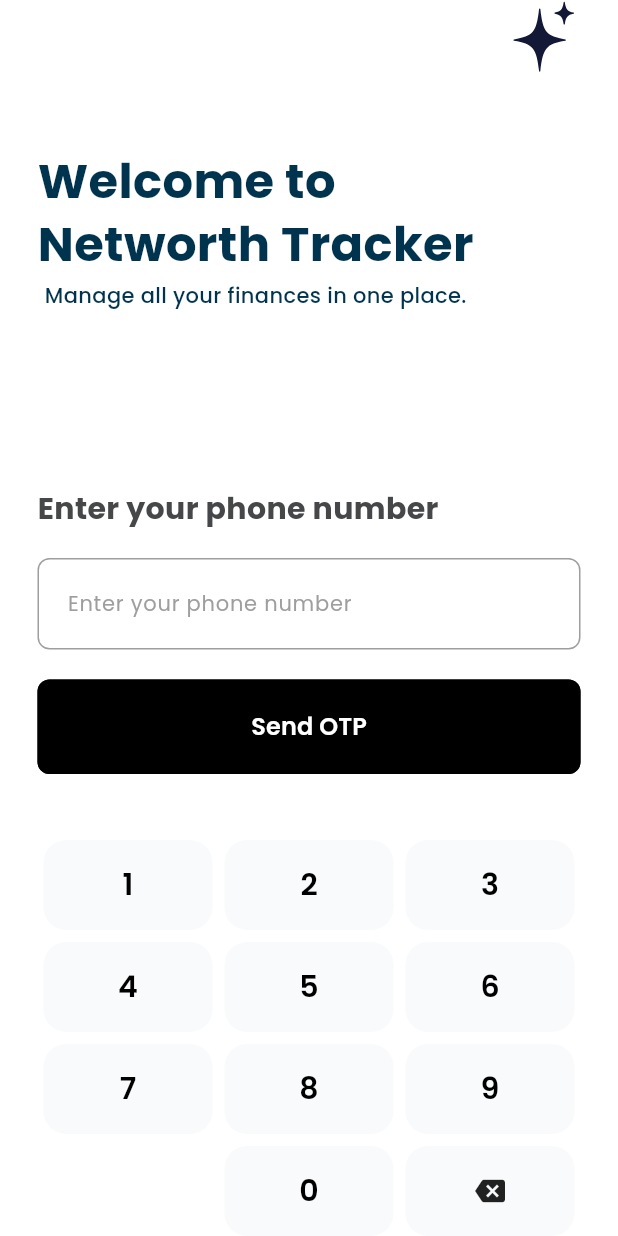
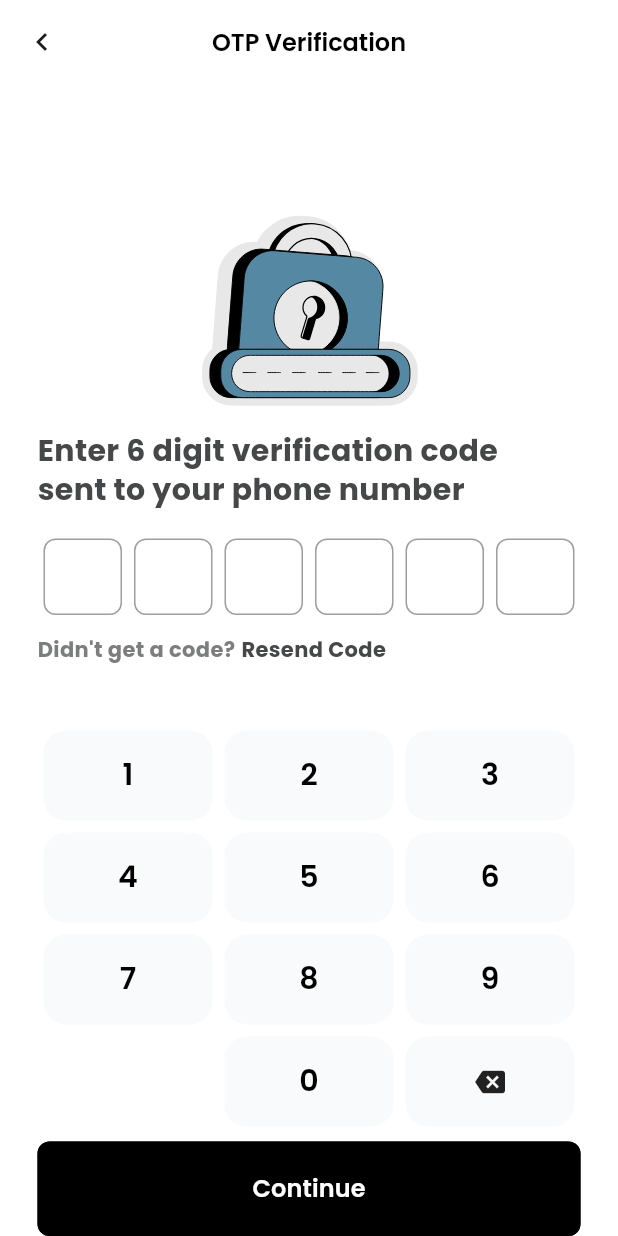
Before and after one commit to Networth-Tracker/nwt-mobile-application, a Flutter app: the PhoneNumberInputScreen screen opened directly, after a tap on "Send OTP", on a phone screen of 412 x 824 dp. Run offline on Flutter 3.47's test engine with Material 3 defaults, Android fonts, the phone set to English and light mode, and no system bars; our stand-ins replace flutter_svg, get, lottie.

Commit message:
updated the OTP button

```diff
--- a/lib/screens/auth/phone_number.dart
+++ b/lib/screens/auth/phone_number.dart
@@ -1,10 +1,12 @@
 import 'package:flutter/material.dart';
 import 'package:flutter_svg/flutter_svg.dart';
+import 'package:get/get.dart';
 import 'package:nwt_app/common/button_widget.dart';
 import 'package:nwt_app/common/input_decorator.dart';
 import 'package:nwt_app/common/key_pad.dart';
 import 'package:nwt_app/common/text_widget.dart';
 import 'package:nwt_app/constants/sizing.dart';
+import 'package:nwt_app/screens/auth/otp_verify.dart';
 
 class PhoneNumberInputScreen extends StatefulWidget {
   const PhoneNumberInputScreen({super.key});
@@ -102,6 +104,7 @@ class _PhoneNumberInputScreenState extends State<PhoneNumberInputScreen> {
                                 fontSize: 14,
                                 fontWeight: FontWeight.w600,
                               ),
+                              forceErrorText: "Invalid Number",
                               decoration: primaryInputDecoration(
                                 "Enter your phone number",
                               ),
@@ -115,9 +118,7 @@ class _PhoneNumberInputScreenState extends State<PhoneNumberInputScreen> {
                                   text: 'Send OTP',
                                   variant: AppButtonVariant.primary,
                                   size: AppButtonSize.large,
-                                  onPressed: () {
-                                    // handle OTP send
-                                  },
+                                  onPressed: () => Get.to(() => const PhoneOTPVerifyScreen()),
                                 ),
                               ),
                             ],
```
